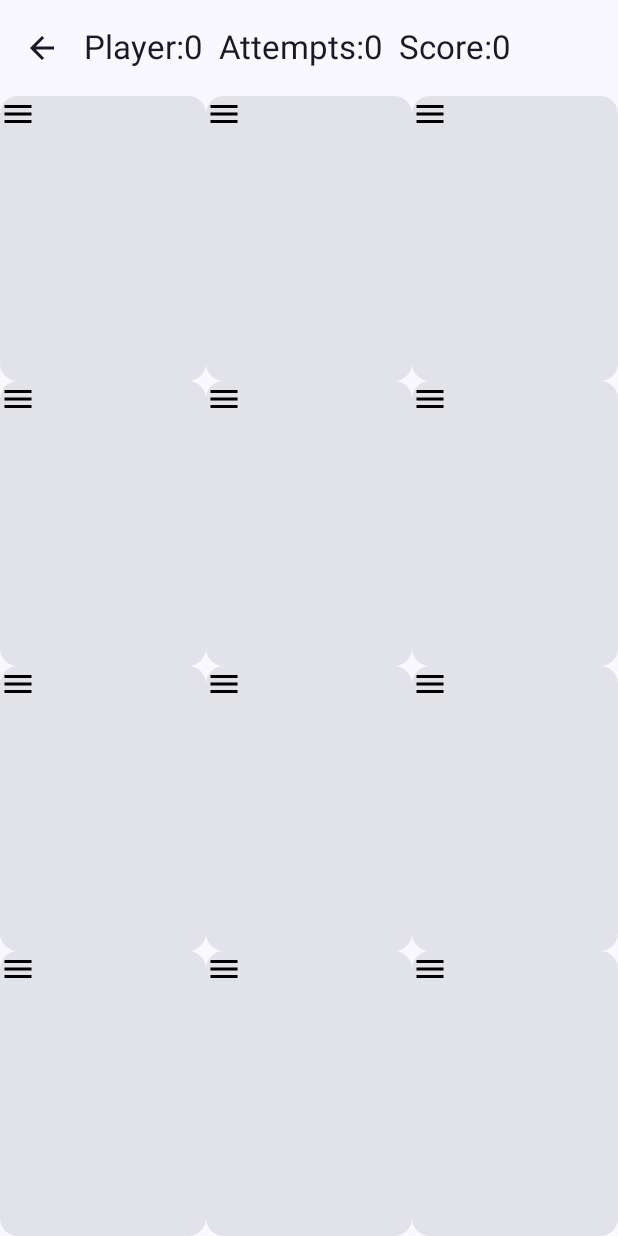
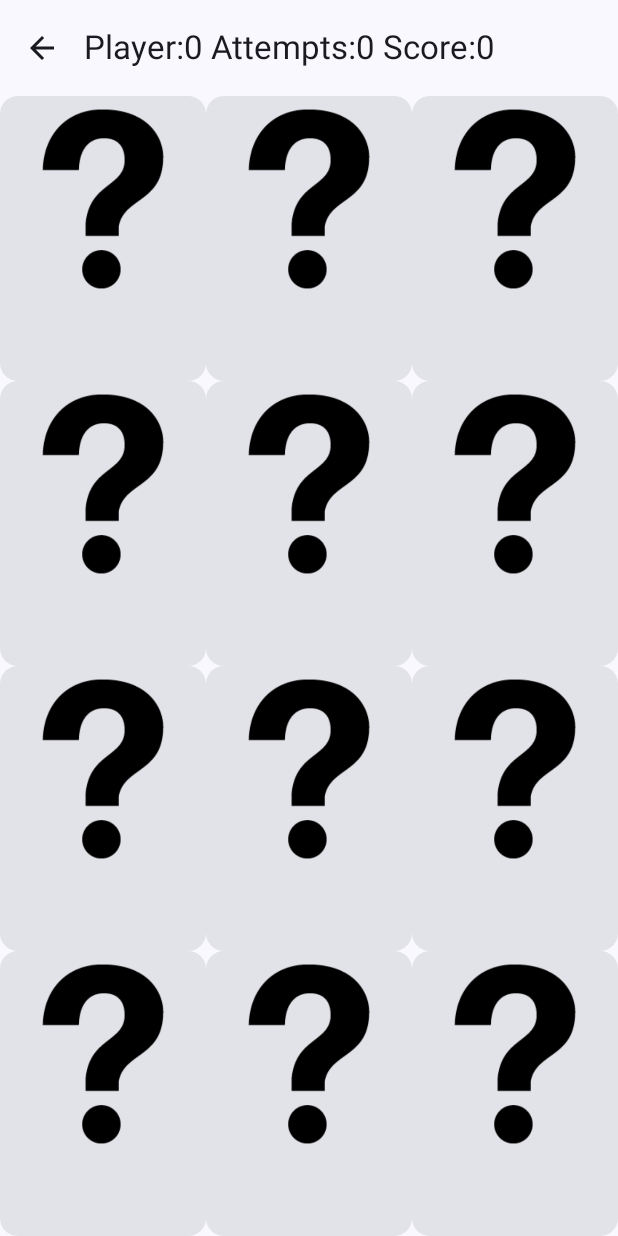
Before and after one commit to krilleellerstoffe/Memory, an Android app built with Jetpack Compose: the screen it shows after launch (MainActivity), after a tap on "Start Game", on a phone screen of 412 x 824 dp. Run offline under Robolectric (Android 15) with nearby library versions, the phone set to English and light mode, and no system bars; our stand-ins replace Dagger/Hilt's generated code; libraries missing offline, so code that uses them is left out: coil.decode; 2 statements that could not run were skipped.

Commit message:
Re-merge Jespers stuff
Signed-off-by: Joel Eriksson Sinclair <joeles76@gmail.com>

```diff
--- a/app/src/main/java/se/mau/al0038/memory/ui/GameScreen.kt
+++ b/app/src/main/java/se/mau/al0038/memory/ui/GameScreen.kt
@@ -8,15 +8,14 @@ import androidx.compose.foundation.clickable
 import androidx.compose.foundation.layout.Arrangement
 import androidx.compose.foundation.layout.Column
 import androidx.compose.foundation.layout.Row
+import androidx.compose.foundation.layout.Spacer
 import androidx.compose.foundation.layout.fillMaxHeight
 import androidx.compose.foundation.layout.fillMaxWidth
 import androidx.compose.foundation.layout.padding
-import androidx.compose.material.icons.Icons
-import androidx.compose.material.icons.filled.Done
-import androidx.compose.material.icons.filled.Menu
 import androidx.compose.material3.AlertDialog
 import androidx.compose.material3.Button
 import androidx.compose.material3.Card
+import androidx.compose.material3.CircularProgressIndicator
 import androidx.compose.material3.Scaffold
 import androidx.compose.material3.Text
 import androidx.compose.runtime.Composable
@@ -29,6 +28,10 @@ import androidx.compose.ui.Alignment
 import androidx.compose.ui.Modifier
 import androidx.compose.ui.graphics.graphicsLayer
 import androidx.compose.ui.res.colorResource
+import androidx.compose.ui.res.painterResource
+import androidx.compose.ui.res.stringResource
+import androidx.compose.ui.unit.dp
+import androidx.compose.ui.unit.sp
 import androidx.hilt.navigation.compose.hiltViewModel
 import se.mau.al0038.memory.MemoryTopBar
 import se.mau.al0038.memory.R
@@ -108,9 +111,15 @@ fun GameScreen(
                 title = {
                     val playerStats = gameViewModel.playerStats.getOrElse(gameViewModel.currentPlayer) { PlayerStats() }
                     Text(
-                        text = "Player:${gameViewModel.currentPlayer}" +
-                                "  Attempts:${playerStats.attempts}" +
-                                "  Score:${playerStats.score}"
+                        text = stringResource(
+                            R.string.current_player,
+                            gameViewModel.currentPlayer
+                        ) + " " + stringResource(
+                            R.string.attempts,
+                            playerStats.attempts
+                        ) + " " + stringResource(
+                            R.string.score,
+                            playerStats.score)
                     )
                 }
             )
@@ -153,7 +162,27 @@ fun GameScreen(
                     }
                 }
             }
+            else {
+                LoadingInformation()
             }
+        }
+    }
+}
+
+@Composable
+fun LoadingInformation() {
+    Column(
+        verticalArrangement = Arrangement.Center,
+        horizontalAlignment = Alignment.CenterHorizontally
+    ) {
+        Text(text = "Match the style!", fontSize = 25.sp)
+        Spacer(modifier = Modifier.padding(10.dp))
+        Text(text = "There are two different pictures in each art style, those would be a match.", fontSize = 20.sp)
+        Text(text = "Style examples: Pixel-Art, Big-Ears, Big-Smile, Adventurer", fontSize = 20.sp)
+        Spacer(modifier = Modifier.padding(20.dp))
+        Text(text = "The game fetches the images from an API, which should allow for a nice variation of images.", fontSize = 20.sp)
+        Spacer(modifier = Modifier.padding(20.dp))
+        CircularProgressIndicator()
     }
 }
 
@@ -204,25 +233,20 @@ fun MemoryButton(
                     }
                 )
             } else {
-                Image(
-                    imageVector = Icons.Default.Done,
-                    contentDescription = null,
+                Text(
+                    text = cell.style,
                     modifier = Modifier.graphicsLayer {
                         alpha = fadeImageIn
                     }
                 )
             }
-            Text(text = cell.style,
-                modifier = Modifier.graphicsLayer {
-                    alpha = fadeImageIn
-                })
         } else {
             Image(
-                imageVector = Icons.Default.Menu,
+                painter = painterResource(id = R.drawable.question_mark),
                 contentDescription = null,
                 modifier = Modifier.graphicsLayer {
                     alpha = fadeImageOut
-                }
+                }.align(Alignment.CenterHorizontally)
             )
         }
     }
```
Lines whose indentation alone changed are shown as unchanged.
